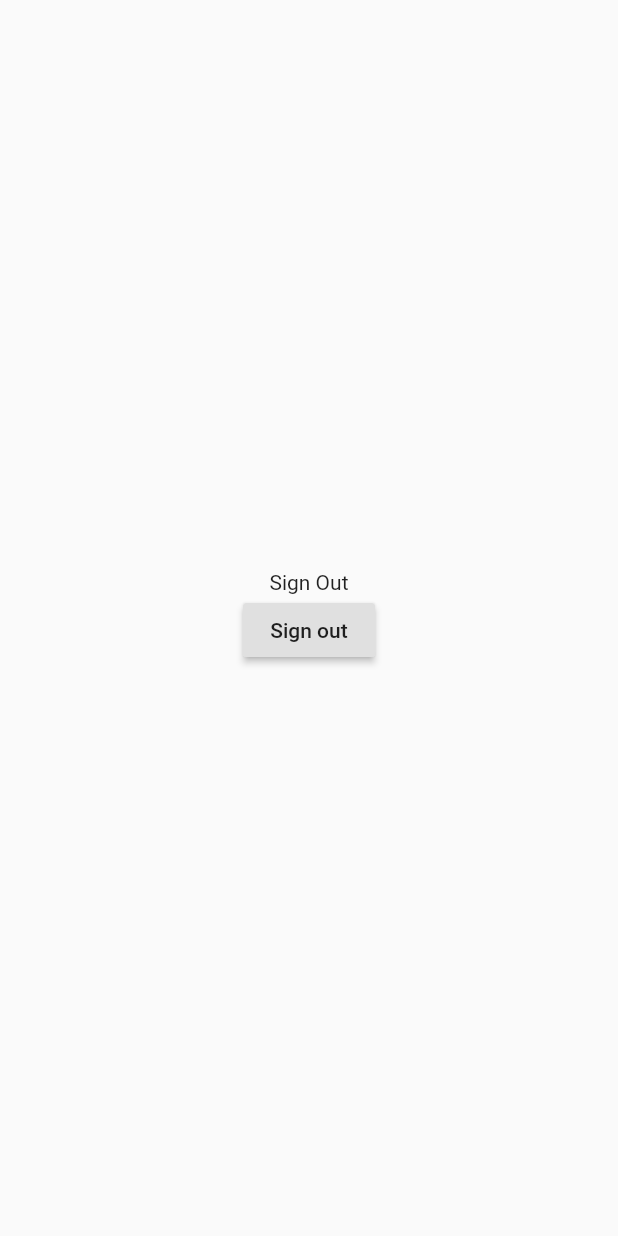
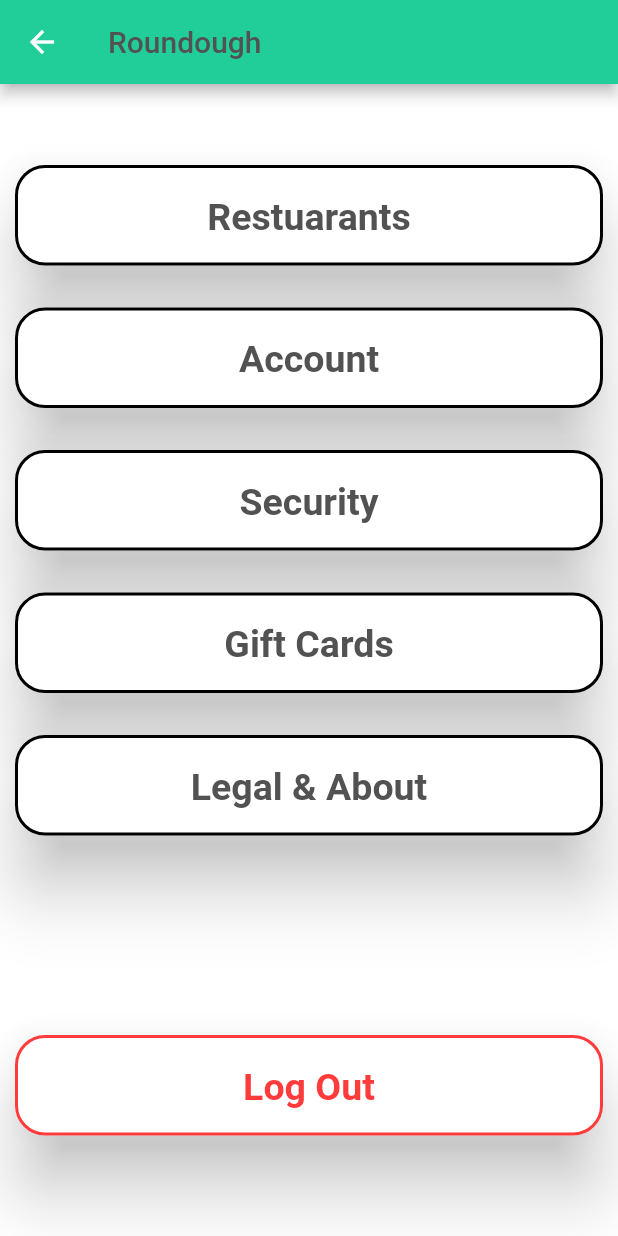
Before and after one commit to adamhirani/RounDough, a Flutter app: the HomePage2 screen opened directly, after a tap on the "settings" icon, on a phone screen of 412 x 824 dp. Run offline on Flutter 3.47's test engine with Material 2 defaults, Android fonts, the phone set to English and light mode, and no system bars; our stand-ins replace email_validator, firebase_auth, firebase_core; missing offline and left inert: plaid_flutter; accounts and stored records are empty; Roboto replaces fonts that are missing (Montserrat).

Commit message:
updated android

```diff
--- a/roundough/lib/homepage.dart
+++ b/roundough/lib/homepage.dart
@@ -49,7 +49,7 @@ class HomePage extends StatelessWidget {
                                   right: 10.0,
                                   bottom: 25),
                               child: Text(
-                                "\$22.37",
+                                "\$40.37",
                                 style: TextStyle(
                                   color: Colors.black,
                                   fontFamily: 'Montserrat',
--- a/roundough/lib/homepage2.dart
+++ b/roundough/lib/homepage2.dart
@@ -2,7 +2,7 @@ import 'package:roundough/UIcolors.dart';
 import 'package:roundough/authentication_service.dart';
 import 'package:flutter/material.dart';
 import 'package:provider/provider.dart';
-import 'package:roundough/logoutPage.dart';
+import 'package:roundough/settings.dart';
 
 class HomePage2 extends StatelessWidget {
   @override
@@ -22,7 +22,7 @@ class HomePage2 extends StatelessWidget {
               ),
               onPressed: () {
                 Navigator.push(context,
-                    MaterialPageRoute(builder: (context) => LogOutPage()));
+                    MaterialPageRoute(builder: (context) => settings()));
               },
             )
           ],
@@ -62,7 +62,7 @@ class HomePage2 extends StatelessWidget {
                                   right: 10.0,
                                   bottom: 25),
                               child: Text(
-                                "\$22.37",
+                                "\$40.37",
                                 style: TextStyle(
                                     color: UIColors.fontColor,
                                     fontFamily: 'Montserrat',
--- a/roundough/lib/logoutPage.dart
+++ /dev/null
@@ -1,30 +0,0 @@
-import 'package:roundough/authentication_service.dart';
-import 'package:flutter/material.dart';
-import 'package:provider/provider.dart';
-import 'package:roundough/signInPage.dart';
-
-class LogOutPage extends StatelessWidget {
-  @override
-  Widget build(BuildContext context) {
-    return Scaffold(
-      body: Center(
-        child: Column(
-          mainAxisAlignment: MainAxisAlignment.center,
-          children: [
-            Text("Sign Out"),
-            RaisedButton(
-              onPressed: () {
-                context.read<AuthenticationService>().signOut();
-                Navigator.pushReplacement(
-                                context,
-                                MaterialPageRoute(
-                                    builder: (context) => SignInPage()));
-              },
-              child: Text("Sign out"),
-            ),
-          ],
-        ),
-      ),
-    );
-  }
-}
--- /dev/null
+++ b/roundough/lib/settings.dart
@@ -0,0 +1,212 @@
+import 'package:roundough/authentication_service.dart';
+import 'package:flutter/material.dart';
+import 'package:provider/provider.dart';
+import 'package:roundough/signInPage.dart';
+import 'package:roundough/UIcolors.dart';
+
+// ignore: camel_case_types
+class settings extends StatelessWidget {
+  @override
+  Widget build(BuildContext context) {
+    return Scaffold(
+        appBar: AppBar(
+          title: Text(
+            "Roundough",
+            style: TextStyle(color: UIColors.fontColor),
+          ),
+          backgroundColor: UIColors.primaryColor,
+          actions: <Widget>[
+          ],
+        ),
+        resizeToAvoidBottomPadding: false,
+        backgroundColor: UIColors.whiteish,
+        body: Column(
+          children: <Widget>[
+            Center(
+              child: Container(
+                  alignment: Alignment.center,
+                  padding: EdgeInsets.only(top: 50.0),
+                  width: 400,
+                  height: 125,
+                  child: Card(
+                      color: UIColors.whiteish,
+                      elevation: 20,
+                      shape: RoundedRectangleBorder(
+                          side: new BorderSide(width: 2),
+                          borderRadius: BorderRadius.circular(20.0)),
+                      child: Center(
+                          child: Column(
+                              crossAxisAlignment: CrossAxisAlignment.start,
+                              children: <Widget>[
+                            Container(
+                                padding: EdgeInsets.only(top: 20),
+                                child: Text(
+                                  "Restuarants",
+                                  style: TextStyle(
+                                    color: UIColors.fontColor,
+                                    fontFamily: 'Montserrat',
+                                    fontWeight: FontWeight.bold,
+                                    fontSize: 25,
+                                  ),
+                                )),
+                          ])))),
+            ),
+            Center(
+              child: Container(
+                  alignment: Alignment.center,
+                  padding: EdgeInsets.only(top: 20.0),
+                  width: 400,
+                  height: 95,
+                  child: Card(
+                      color: UIColors.whiteish,
+                      elevation: 20,
+                      shape: RoundedRectangleBorder(
+                          side: new BorderSide(width: 2),
+                          borderRadius: BorderRadius.circular(20.0)),
+                      child: Center(
+                          child: Column(
+                              crossAxisAlignment: CrossAxisAlignment.start,
+                              children: <Widget>[
+                            Container(
+                                padding: EdgeInsets.only(top: 20),
+                                child: Text(
+                                  "Account",
+                                  style: TextStyle(
+                                    color: UIColors.fontColor,
+                                    fontFamily: 'Montserrat',
+                                    fontWeight: FontWeight.bold,
+                                    fontSize: 25,
+                                  ),
+                                )),
+                          ])))),
+            ),
+            Center(
+              child: Container(
+                  alignment: Alignment.center,
+                  padding: EdgeInsets.only(top: 20.0),
+                  width: 400,
+                  height: 95,
+                  child: Card(
+                      color: UIColors.whiteish,
+                      elevation: 20,
+                      shape: RoundedRectangleBorder(
+                          side: new BorderSide(width: 2),
+                          borderRadius: BorderRadius.circular(20.0)),
+                      child: Center(
+                          child: Column(
+                              crossAxisAlignment: CrossAxisAlignment.start,
+                              children: <Widget>[
+                            Container(
+                                padding: EdgeInsets.only(top: 20),
+                                child: Text(
+                                  "Security",
+                                  style: TextStyle(
+                                    color: UIColors.fontColor,
+                                    fontFamily: 'Montserrat',
+                                    fontWeight: FontWeight.bold,
+                                    fontSize: 25,
+                                  ),
+                                )),
+                          ])))),
+            ),
+            Center(
+              child: Container(
+                  alignment: Alignment.center,
+                  padding: EdgeInsets.only(top: 20.0),
+                  width: 400,
+                  height: 95,
+                  child: Card(
+                      color: UIColors.whiteish,
+                      elevation: 20,
+                      shape: RoundedRectangleBorder(
+                          side: new BorderSide(width: 2),
+                          borderRadius: BorderRadius.circular(20.0)),
+                      child: Center(
+                          child: Column(
+                              crossAxisAlignment: CrossAxisAlignment.start,
+                              children: <Widget>[
+                            Container(
+                                padding: EdgeInsets.only(top: 20),
+                                child: Text(
+                                  "Gift Cards",
+                                  style: TextStyle(
+                                    color: UIColors.fontColor,
+                                    fontFamily: 'Montserrat',
+                                    fontWeight: FontWeight.bold,
+                                    fontSize: 25,
+                                  ),
+                                )),
+                          ])))),
+            ),
+            Center(
+              child: Container(
+                  alignment: Alignment.center,
+                  padding: EdgeInsets.only(top: 20.0),
+                  width: 400,
+                  height: 95,
+                  child: Card(
+                      color: UIColors.whiteish,
+                      elevation: 20,
+                      shape: RoundedRectangleBorder(
+                          side: new BorderSide(width: 2),
+                          borderRadius: BorderRadius.circular(20.0)),
+                      child: Center(
+                          child: Column(
+                              crossAxisAlignment: CrossAxisAlignment.start,
+                              children: <Widget>[
+                            Container(
+                                padding: EdgeInsets.only(top: 20),
+                                child: Text(
+                                  "Legal & About",
+                                  style: TextStyle(
+                                    color: UIColors.fontColor,
+                                    fontFamily: 'Montserrat',
+                                    fontWeight: FontWeight.bold,
+                                    fontSize: 25,
+                                  ),
+                                )),
+                          ])))),
+            ),
+            Center(
+              child: Container(
+                  alignment: Alignment.center,
+                  padding: EdgeInsets.only(top: 125.0),
+                  width: 400,
+                  height: 200,
+                  child: Stack(children: [
+                  GestureDetector(
+                      onTap: () {
+                        context.read<AuthenticationService>().signOut();
+                        Navigator.pushReplacement(
+                                context,
+                                MaterialPageRoute(
+                                    builder: (context) => SignInPage()));
+                        },
+                  child: Card(
+                    color: UIColors.whiteish,
+                    elevation: 20,
+                    shape: RoundedRectangleBorder(
+                        side: new BorderSide(width: 2, color: UIColors.errorRed),
+                        borderRadius: BorderRadius.circular(20.0)),
+                    child: Center(
+                        child: Column(
+                            crossAxisAlignment: CrossAxisAlignment.start,
+                            children: <Widget>[
+                          Container(
+                              padding: EdgeInsets.only(top: 20),
+                              child: Text(
+                                "Log Out",
+                                style: TextStyle(
+                                  color: UIColors.errorRed,
+                                  fontFamily: 'Montserrat',
+                                  fontWeight: FontWeight.bold,
+                                  fontSize: 25,
+                                ),
+                              )),
+              ])))),]),
+            ),
+            ),
+          ],
+        ));
+  }
+}
```
